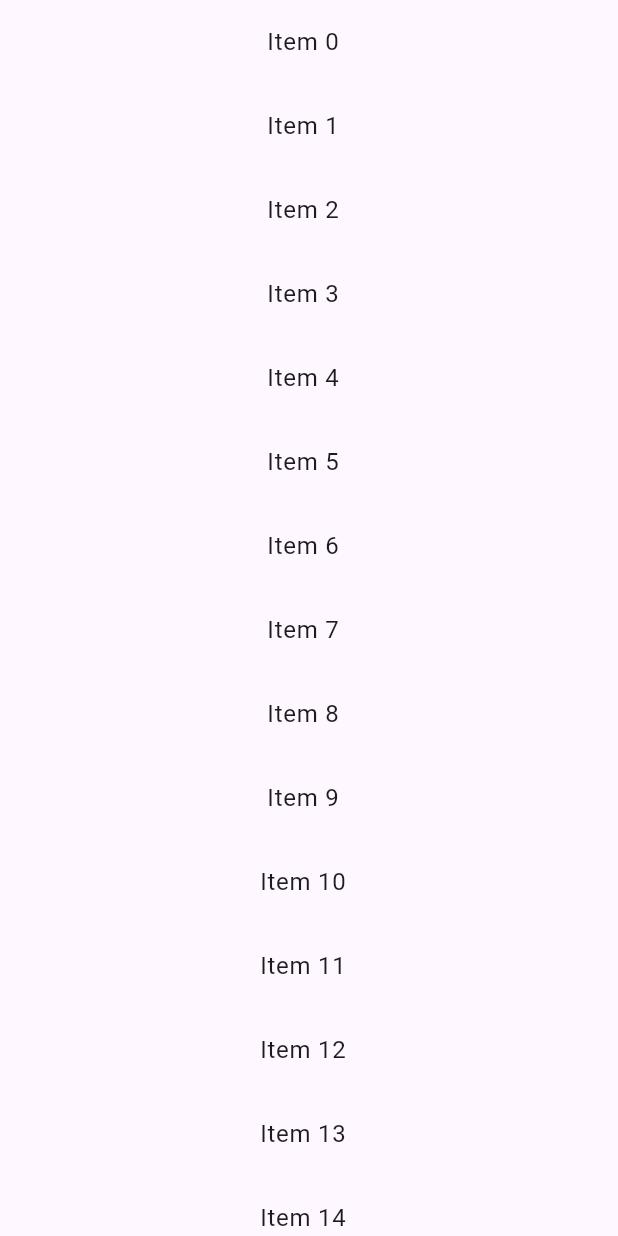
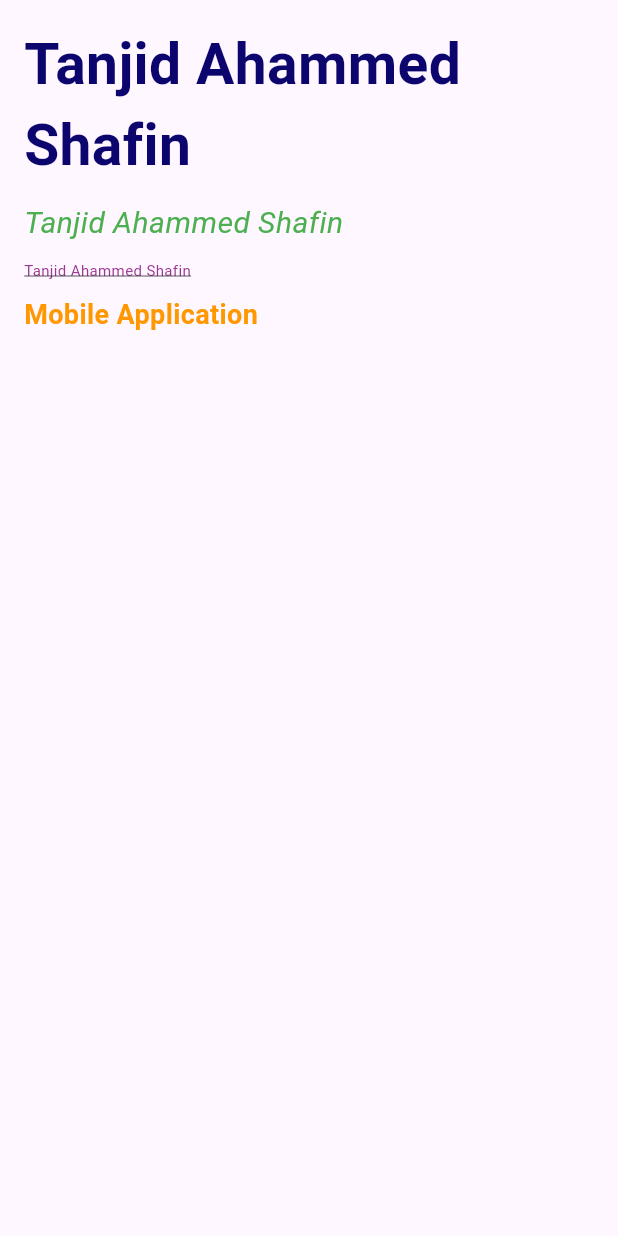
Before and after one commit to shaf1501/track_shaf, a Flutter app: the screen it shows after launch, on a phone screen of 412 x 824 dp. Run offline on Flutter 3.47's test engine with Material 3 defaults, Android fonts, the light colour scheme and no system bars.

Commit message:
problem4

```diff
--- a/lib/main.dart
+++ b/lib/main.dart
@@ -1,25 +1,74 @@
 import 'package:flutter/material.dart';
 
 void main() {
-  runApp(const MyApp());
+  runApp(const StyledTextApp());
 }
 
-class MyApp extends StatelessWidget {
-  const MyApp({super.key});
+class StyledTextApp extends StatelessWidget {
+  const StyledTextApp({super.key});
 
   @override
   Widget build(BuildContext context) {
     return MaterialApp(
-      home: Scaffold(
-        body: ListView.builder(
-          itemCount: 50,
-          itemBuilder: (BuildContext context, int index) {
-            return ListTile(
-              title: Center(
-                child: Text("Item $index"),
+      debugShowCheckedModeBanner: false,
+      home: const TextStyleScreen(),
+    );
+  }
+}
+
+class TextStyleScreen extends StatelessWidget {
+  const TextStyleScreen({super.key});
+
+  @override
+  Widget build(BuildContext context) {
+    return Scaffold(
+
+      body: Padding(
+        padding: const EdgeInsets.all(16.0),
+        child: Column(
+          crossAxisAlignment: CrossAxisAlignment.start,
+          children: [
+            const Text(
+              'Tanjid Ahammed Shafin',
+              style: TextStyle(
+                fontSize: 38,
+                fontWeight: FontWeight.bold,
+                color: Color.fromARGB(255, 12, 5, 110),
               ),
-            );
-          },
+            ),
+            const SizedBox(height: 10),
+            const Text(
+              'Tanjid Ahammed Shafin',
+              style: TextStyle(
+                fontSize: 20,
+                fontStyle: FontStyle.italic,
+                color: Colors.green,
+              ),
+            ),
+            const SizedBox(height: 10),
+            const Text(
+              'Tanjid Ahammed Shafin',
+              style: TextStyle(
+                fontSize: 10,
+                decoration: TextDecoration.underline,
+                color: Color.fromARGB(255, 154, 55, 147),
+              ),
+            ),
+            const SizedBox(height: 10),
+            Row(
+              mainAxisAlignment: MainAxisAlignment.spaceBetween,
+              children: const [
+                Text(
+                  'Mobile Application',
+                  style: TextStyle(
+                    fontSize: 18,
+                    fontWeight: FontWeight.w600,
+                    color: Colors.orange,
+                  ),
+                ),
+              ],
+            ),
+          ],
         ),
       ),
     );
```
